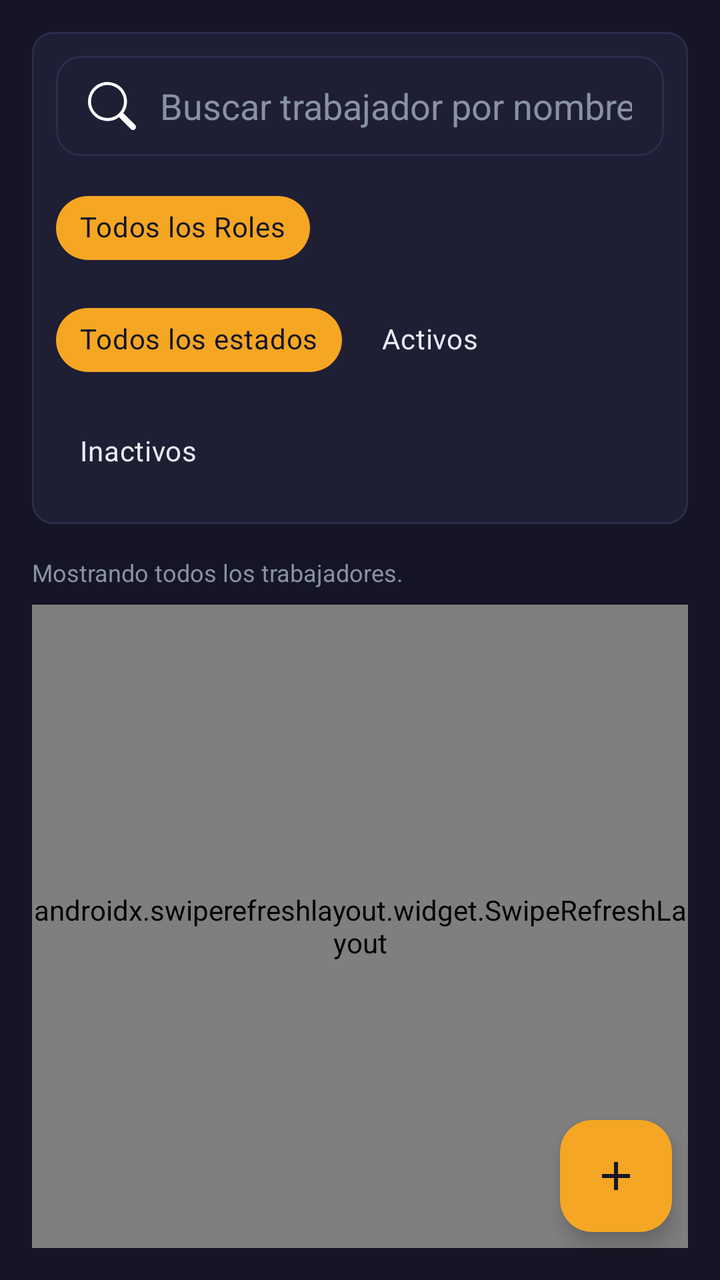
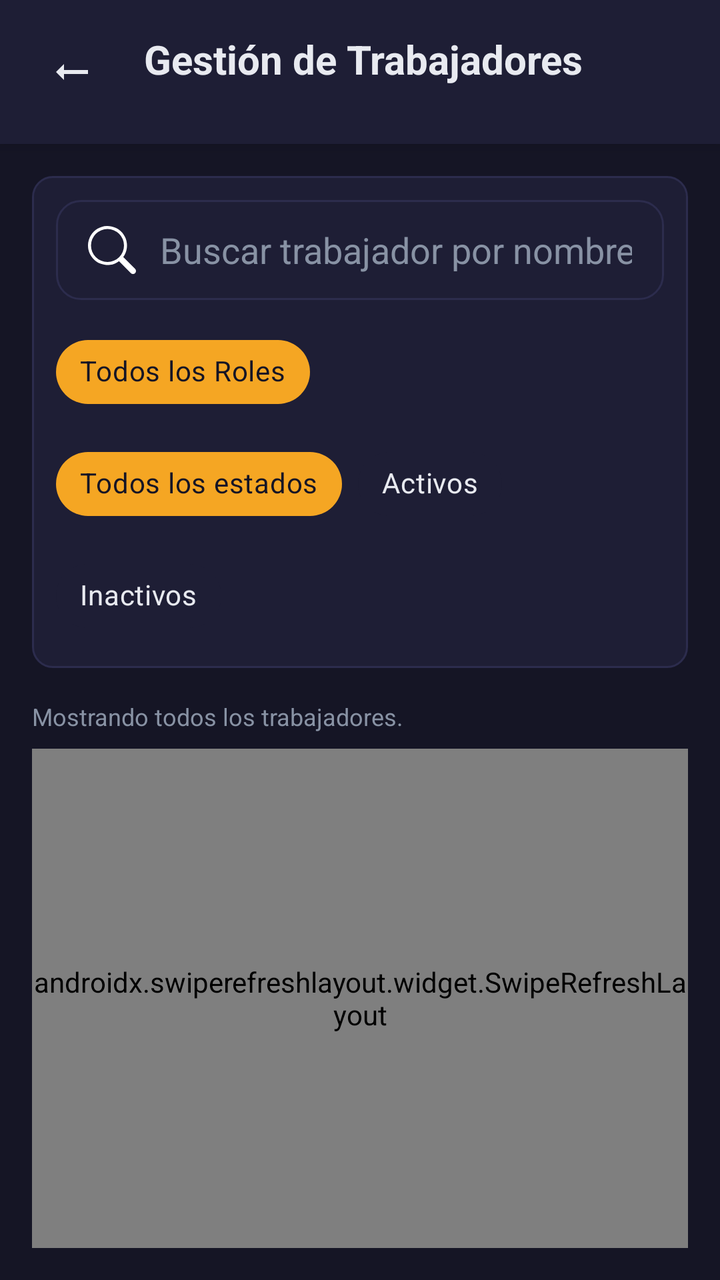

Compare the two renders of this Android layout. The source of the first and the diff that turns it into the second are given below.
<!-- AndroidManifest.xml: application theme Theme.Electrobazar -->
<!-- res/layout/fragment_workers_admin.xml -->
<?xml version="1.0" encoding="utf-8"?>
<androidx.coordinatorlayout.widget.CoordinatorLayout xmlns:android="http://schemas.android.com/apk/res/android"
    xmlns:app="http://schemas.android.com/apk/res-auto"
    android:layout_width="match_parent"
    android:layout_height="match_parent"
    android:background="?attr/android:windowBackground">

    <LinearLayout
        android:layout_width="match_parent"
        android:layout_height="match_parent"
        android:orientation="vertical"
        android:padding="16dp">

        
        <LinearLayout
            android:layout_width="match_parent"
            android:layout_height="wrap_content"
            android:orientation="vertical"
            android:background="@drawable/bg_surface_rounded"
            android:padding="12dp"
            android:layout_marginBottom="16dp">

            <EditText
                android:id="@+id/workerSearchInput"
                android:layout_width="match_parent"
                android:layout_height="50dp"
                android:background="@drawable/input_bg"
                android:drawableStart="@drawable/ic_search"
                android:drawablePadding="12dp"
                android:hint="Buscar trabajador por nombre..."
                android:paddingHorizontal="16dp"
                android:textColor="?attr/android:textColorPrimary"
                android:textColorHint="?attr/android:textColorSecondary"
                android:inputType="text" />

            <HorizontalScrollView
                android:layout_width="match_parent"
                android:layout_height="wrap_content"
                android:layout_marginTop="12dp"
                android:scrollbars="none">

                <com.google.android.material.chip.ChipGroup
                    android:id="@+id/roleFilterChipGroup"
                    android:layout_width="wrap_content"
                    android:layout_height="wrap_content"
                    app:singleSelection="true">

                    <com.google.android.material.chip.Chip
                        android:id="@+id/chipRoleAll"
                        style="@style/Widget.MaterialComponents.Chip.Choice"
                        android:layout_width="wrap_content"
                        android:layout_height="wrap_content"
                        android:text="Todos los Roles"
                        android:checked="true"
                        app:chipBackgroundColor="@color/chip_bg_selector"
                        android:textColor="@color/chip_text_selector" />

                    

                </com.google.android.material.chip.ChipGroup>
            </HorizontalScrollView>

            <com.google.android.material.chip.ChipGroup
                android:id="@+id/statusFilterChipGroup"
                android:layout_width="match_parent"
                android:layout_height="wrap_content"
                android:layout_marginTop="8dp"
                app:singleSelection="true">

                <com.google.android.material.chip.Chip
                    android:id="@+id/chipStatusAll"
                    style="@style/Widget.MaterialComponents.Chip.Choice"
                    android:layout_width="wrap_content"
                    android:layout_height="wrap_content"
                    android:text="Todos los estados"
                    android:checked="true"
                    app:chipBackgroundColor="@color/chip_bg_selector"
                    android:textColor="@color/chip_text_selector" />

                <com.google.android.material.chip.Chip
                    android:id="@+id/chipStatusActive"
                    style="@style/Widget.MaterialComponents.Chip.Choice"
                    android:layout_width="wrap_content"
                    android:layout_height="wrap_content"
                    android:text="Activos"
                    app:chipBackgroundColor="@color/chip_bg_selector"
                    android:textColor="@color/chip_text_selector" />

                <com.google.android.material.chip.Chip
                    android:id="@+id/chipStatusInactive"
                    style="@style/Widget.MaterialComponents.Chip.Choice"
                    android:layout_width="wrap_content"
                    android:layout_height="wrap_content"
                    android:text="Inactivos"
                    app:chipBackgroundColor="@color/chip_bg_selector"
                    android:textColor="@color/chip_text_selector" />

            </com.google.android.material.chip.ChipGroup>
        </LinearLayout>

        
        <TextView
            android:id="@+id/workerResultsCountText"
            android:layout_width="match_parent"
            android:layout_height="wrap_content"
            android:layout_marginBottom="8dp"
            android:text="Mostrando todos los trabajadores."
            android:textColor="?attr/android:textColorSecondary"
            android:textSize="12sp" />

        
        <androidx.swiperefreshlayout.widget.SwipeRefreshLayout
            android:id="@+id/swipeRefreshWorkers"
            android:layout_width="match_parent"
            android:layout_height="0dp"
            android:layout_weight="1">

            <androidx.recyclerview.widget.RecyclerView
                android:id="@+id/workersRecyclerView"
                android:layout_width="match_parent"
                android:layout_height="match_parent"
                android:clipToPadding="false"
                android:paddingBottom="80dp" />
        </androidx.swiperefreshlayout.widget.SwipeRefreshLayout>
    </LinearLayout>

    <com.google.android.material.floatingactionbutton.FloatingActionButton
        android:id="@+id/addWorkerFab"
        android:layout_width="wrap_content"
        android:layout_height="wrap_content"
        android:layout_gravity="bottom|end"
        android:layout_margin="24dp"
        android:src="@drawable/ic_plus"
        app:backgroundTint="?attr/colorPrimary"
        app:tint="?attr/android:windowBackground" />

</androidx.coordinatorlayout.widget.CoordinatorLayout>
<!-- resources referenced by this layout -->
<resources>
  <!-- drawable bg_surface_rounded (drawable) -->
  <?xml version="1.0" encoding="utf-8"?>
  <shape xmlns:android="http://schemas.android.com/apk/res/android">
      <solid android:color="?attr/colorSurfaceVariant" />
      <corners android:radius="10dp" />
      <stroke android:width="1dp" android:color="?attr/colorOutline" />
  </shape>
  <!-- drawable ic_plus (drawable) -->
  <vector xmlns:android="http://schemas.android.com/apk/res/android"
      android:width="24dp"
      android:height="24dp"
      android:viewportWidth="24"
      android:viewportHeight="24">
      <path
          android:fillColor="@color/white"
          android:pathData="M19,13H13V19H11V13H5V11H11V5H13V11H19V13Z" />
  </vector>
  <!-- drawable ic_search (drawable) -->
  <vector xmlns:android="http://schemas.android.com/apk/res/android"
      android:width="24dp"
      android:height="24dp"
      android:viewportWidth="16"
      android:viewportHeight="16">
      <path
          android:fillColor="#FFFFFF"
          android:pathData="M11.742,10.344a6.5,6.5 0 1,0 -1.397,1.398h-0.001c0.03,0.04 0.062,0.078 0.098,0.115l3.85,3.85a1,1 0 0,0 1.415,-1.414l-3.85,-3.85a1.007,1.007 0 0,0 -0.115,-0.1zM12,6.5a5.5,5.5 0 1,1 -11,0 5.5,5.5 0 0,1 11,0z" />
  </vector>
  <!-- drawable input_bg (drawable) -->
  <?xml version="1.0" encoding="utf-8"?>
  <shape xmlns:android="http://schemas.android.com/apk/res/android">
      <solid android:color="@color/primary_variant" />
      <corners android:radius="12dp" />
      <stroke android:width="1dp" android:color="@color/border" />
  </shape>
  <style name="Theme.Electrobazar" parent="Base.Theme.Electrobazar" />
  <color name="white">#FFFFFF</color>
  <color name="border">#2c2c4d</color>
  <color name="accent">#f5a623</color>
  <color name="primary">#151525</color>
  <color name="surface">#252545</color>
  <color name="text_main">#e8eaf0</color>
  <color name="secondary">#1e1e35</color>
  <color name="text_muted">#8892a4</color>
  <color name="danger">#ef4444</color>
  <style name="CustomChipStyle" parent="Widget.Material3.Chip.Filter">
          <item name="android:colorPrimaryDark">#000000</item>
          <item name="chipBackgroundColor">@color/chip_bg_selector</item>
          <item name="android:textColor">@color/chip_text_selector</item>
          <item name="chipStrokeWidth">0dp</item>
          <item name="shapeAppearance">@style/ShapeAppearance.SmallComponent</item>
      </style>
  <style name="ShapeAppearance.SmallComponent" parent="ShapeAppearance.Material3.SmallComponent">
          <item name="cornerSize">20dp</item>
          <item name="android:colorPrimaryDark">#000000</item>
      </style>
  <!-- unchanged entries left out for length: 1 -->
</resources>

<!-- the commit's change to res/layout/fragment_workers_admin.xml (unified diff, before → after) -->
@@ -8,8 +8,42 @@
     <LinearLayout
         android:layout_width="match_parent"
         android:layout_height="match_parent"
-        android:orientation="vertical"
-        android:padding="16dp">
+        android:orientation="vertical">
+
+        <LinearLayout
+            android:id="@+id/headerContainer"
+            android:layout_width="match_parent"
+            android:layout_height="wrap_content"
+            android:background="?attr/colorSurfaceVariant"
+            android:elevation="4dp"
+            android:orientation="horizontal"
+            android:padding="16dp">
+
+            <ImageButton
+                android:id="@+id/btnBack"
+                android:layout_width="40dp"
+                android:layout_height="40dp"
+                android:background="?attr/selectableItemBackgroundBorderless"
+                android:src="@drawable/ic_arrow_right"
+                android:rotation="180"
+                app:tint="?attr/android:textColorPrimary" />
+
+            <TextView
+                android:layout_width="0dp"
+                android:layout_height="wrap_content"
+                android:layout_marginStart="16dp"
+                android:layout_weight="1"
+                android:text="Gestión de Trabajadores"
+                android:textColor="?attr/android:textColorPrimary"
+                android:textSize="20sp"
+                android:textStyle="bold" />
+        </LinearLayout>
+
+        <LinearLayout
+            android:layout_width="match_parent"
+            android:layout_height="match_parent"
+            android:orientation="vertical"
+            android:padding="16dp">
 
         
         <LinearLayout
@@ -134,4 +168,5 @@
         app:backgroundTint="?attr/colorPrimary"
         app:tint="?attr/android:windowBackground" />
 
+    </LinearLayout>
 </androidx.coordinatorlayout.widget.CoordinatorLayout>
<!-- resource entries referenced after the edit -->
@@ -7,6 +7,16 @@
       <corners android:radius="10dp" />
       <stroke android:width="1dp" android:color="?attr/colorOutline" />
   </shape>
+  <!-- drawable ic_arrow_right (drawable) -->
+  <vector xmlns:android="http://schemas.android.com/apk/res/android"
+      android:width="24dp"
+      android:height="24dp"
+      android:viewportWidth="24"
+      android:viewportHeight="24">
+      <path
+          android:fillColor="#000000"
+          android:pathData="M16.01,11H4v2h12.01v3L20,12l-3.99,-4z" />
+  </vector>
   <!-- drawable ic_plus (drawable) -->
   <vector xmlns:android="http://schemas.android.com/apk/res/android"
       android:width="24dp"
